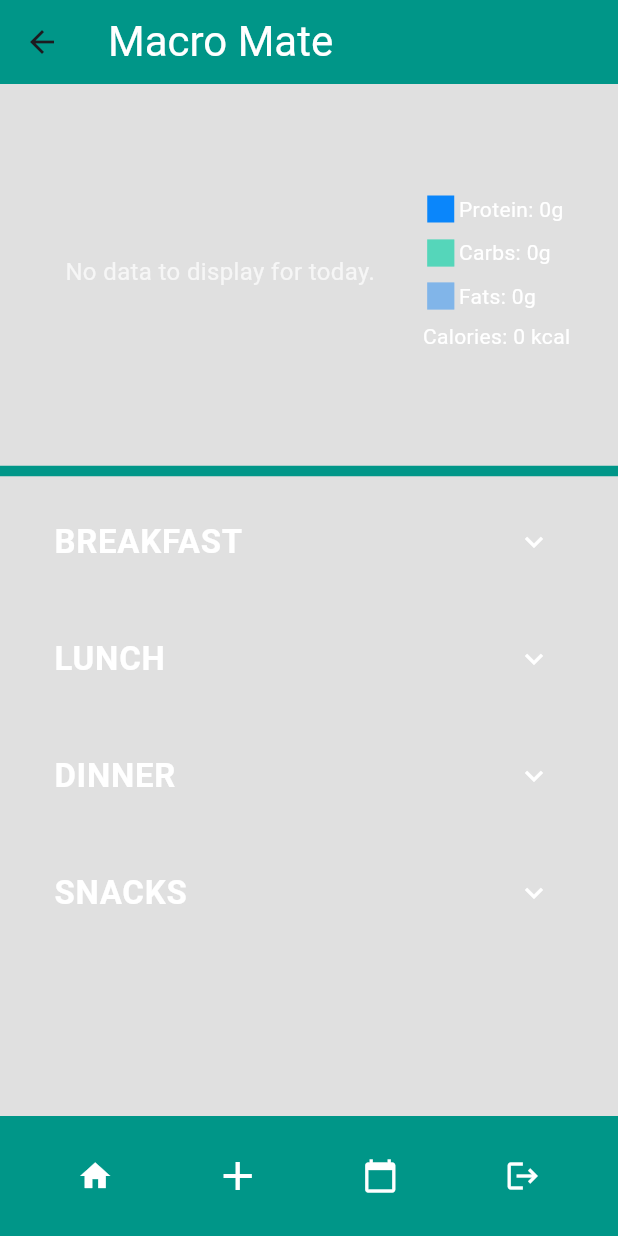
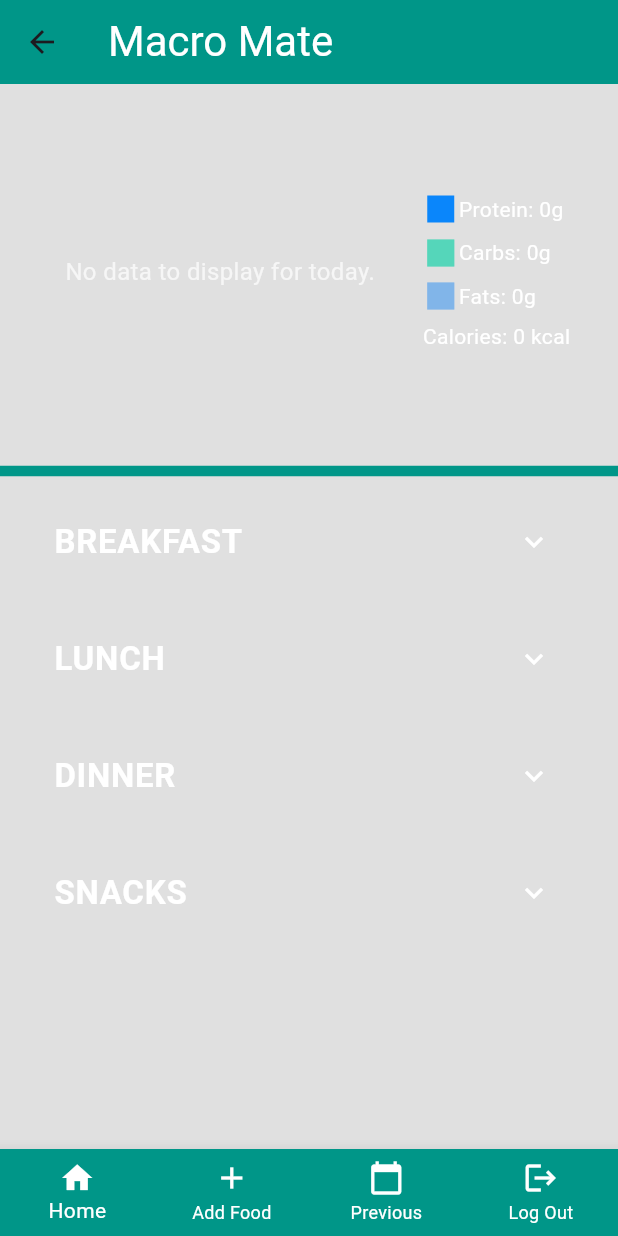
Before and after one commit to ajosorio/Calorie-Tracker-Project, a Flutter app: the HomeScreen screen opened directly, on a phone screen of 412 x 824 dp. Run offline on Flutter 3.47's test engine with Material 3 defaults, Android fonts, the phone set to English and light mode, and no system bars; our stand-ins replace cloud_firestore, firebase_auth, firebase_core, pie_chart; accounts and stored records are empty.

Commit message:
changed bottom nav bar and fixed bug with snacks

```diff
--- a/calorie_tracker_app/lib/add_food_screen.dart
+++ b/calorie_tracker_app/lib/add_food_screen.dart
@@ -159,7 +159,7 @@ class _AddFoodScreenState extends State<AddFoodScreen> {
                             ),
                           ),
                           DropdownMenuItem(
-                            value: "Snack",
+                            value: "Snacks",
                             child: Text(
                               "Snack",
                               style: TextStyle(
--- a/calorie_tracker_app/lib/main.dart
+++ b/calorie_tracker_app/lib/main.dart
@@ -55,6 +55,15 @@ class HomeScreen extends StatefulWidget {
 }
 
 class _HomeScreenState extends State<HomeScreen> {
+  int _selectedIndex = 0;
+
+  final List<Widget> _pages = <Widget>[
+    const HomeScreen(),
+    const AddFoodScreen(),
+    const PreviouslyLoggedDaysScreen(),
+    const LoginScreen()
+  ];
+
   List<Meal> meals = [
     Meal("Breakfast", []),
     Meal("Lunch", []),
@@ -195,14 +204,18 @@ class _HomeScreenState extends State<HomeScreen> {
 
     return Scaffold(
       backgroundColor: Colors.black12,
-      appBar: AppBar(
+      appBar: _selectedIndex == 0
+          ? AppBar(
               title: const Text(
                 "Macro Mate",
                 style: TextStyle(color: Colors.white, fontSize: 28),
               ),
               backgroundColor: Colors.teal,
-      ),
-      body: ListView(
+            )
+          : null,
+      // show different screen depending on selectedIndex
+      body: _selectedIndex == 0
+          ? ListView(
               children: [
                 Column(
                   mainAxisAlignment: MainAxisAlignment.spaceAround,
@@ -262,7 +275,8 @@ class _HomeScreenState extends State<HomeScreen> {
                               Row(
                                 children: [
                                   const Icon(Icons.square,
-                                color: Color.fromARGB(255, 129, 181, 233)),
+                                      color:
+                                          Color.fromARGB(255, 129, 181, 233)),
                                   Text(
                                     "Fats: ${totalFats.toInt()}g",
                                     style: const TextStyle(
@@ -296,52 +310,124 @@ class _HomeScreenState extends State<HomeScreen> {
                   ],
                 ),
               ],
+            )
+          : _selectedIndex == 1
+              ? const AddFoodScreen()
+              : _selectedIndex == 2
+                  ? const PreviouslyLoggedDaysScreen()
+                  : const LoginScreen(),
+
+      // bottom nav bar with icons
+      bottomNavigationBar: _selectedIndex == 0
+          ? BottomNavigationBar(
+              backgroundColor: Colors.teal,
+              selectedLabelStyle: const TextStyle(color: Colors.white),
+              unselectedLabelStyle: const TextStyle(color: Colors.white),
+              items: const [
+                BottomNavigationBarItem(
+                  icon: Icon(Icons.home, color: Colors.white),
+                  label: "Home",
                 ),
-      // bottom nav bar with icons
-      bottomNavigationBar: BottomAppBar(
-        color: Colors.teal,
-        child: Row(
-          mainAxisAlignment: MainAxisAlignment.spaceAround,
-          children: [
-            IconButton(
-                icon: const Icon(
-                  Icons.home,
-                  color: Colors.white,
+                BottomNavigationBarItem(
+                  icon: Icon(Icons.add, color: Colors.white),
+                  label: "Add Food",
                 ),
-                onPressed: () {}),
-            IconButton(
-              icon: const Icon(Icons.add, color: Colors.white, size: 32),
-              onPressed: () {
+                BottomNavigationBarItem(
+                  icon: Icon(Icons.calendar_today, color: Colors.white),
+                  label: "Previous",
+                ),
+                BottomNavigationBarItem(
+                  icon: Icon(Icons.logout, color: Colors.white),
+                  label: "Log Out",
+                ),
+              ],
+              currentIndex: _selectedIndex,
+              selectedItemColor: Colors.white,
+              unselectedItemColor: Colors.white,
+              onTap: (value) async {
+                if (value == 3) {
+                  // Log out
+                  await FirebaseAuth.instance.signOut();
+                  if (context.mounted) {
+                    Navigator.pushAndRemoveUntil(
+                      context,
+                      MaterialPageRoute(
+                          builder: (context) => const LoginScreen()),
+                      (route) => false,
+                    );
+                  }
+                } else if (value == 1) {
+                  // Go to Add Food screen, then refresh on return
                   Navigator.of(context)
                       .push(MaterialPageRoute(
-                      builder: (context) => const AddFoodScreen(),
-                    ))
-                    .then((_) => fetchFoods());
-              },
-            ),
-            IconButton(
-              icon: const Icon(Icons.calendar_today, color: Colors.white),
-              onPressed: () {
+                          builder: (context) => const AddFoodScreen()))
+                      .then((_) async {
+                    await intializeMealsAndFetchFoods();
+                    setState(() {
+                      _selectedIndex = 0;
+                    });
+                  });
+                } else if (value == 2) {
+                  // Push Previous Meals screen
                   Navigator.of(context).push(
                     MaterialPageRoute(
                       builder: (context) => const PreviouslyLoggedDaysScreen(),
                     ),
                   );
+                } else {
+                  setState(() => _selectedIndex = value);
+                }
               },
-            ),
-            IconButton(
-              icon: const Icon(Icons.logout, color: Colors.white),
-              onPressed: () {
-                Navigator.of(context).push(
-                  MaterialPageRoute(
-                    builder: (context) => const LoginScreen(),
-                  ),
-                );
-              },
-            ),
-          ],
-        ),
-      ),
+              type: BottomNavigationBarType.fixed,
+            )
+          : null,
     );
   }
 }
+
+        // color: Colors.teal,
+        // child: Row(
+        // mainAxisAlignment: MainAxisAlignment.spaceAround,
+        // children: [
+        //   IconButton(
+        //       icon: const Icon(
+        //         Icons.home,
+        //         color: Colors.white,
+        //       ),
+        //       onPressed: () {}),
+        //   IconButton(
+        //     icon: const Icon(Icons.add, color: Colors.white, size: 32),
+        //     onPressed: () {
+        //       Navigator.of(context)
+        //           .push(MaterialPageRoute(
+        //             builder: (context) => const AddFoodScreen(),
+        //           ))
+        //           .then((_) => fetchFoods());
+        //     },
+        //   ),
+        //   IconButton(
+        //     icon: const Icon(Icons.calendar_today, color: Colors.white),
+        //     onPressed: () {
+        //       Navigator.of(context).push(
+        //         MaterialPageRoute(
+        //           builder: (context) => const PreviouslyLoggedDaysScreen(),
+        //         ),
+        //       );
+        //     },
+        //   ),
+        //   IconButton(
+        //     icon: const Icon(Icons.logout, color: Colors.white),
+        //     onPressed: () {
+        //       Navigator.of(context).push(
+        //         MaterialPageRoute(
+        //           builder: (context) => const LoginScreen(),
+        //         ),
+        //       );
+        //     },
+        //   ),
+        //],
+        //),
+//       ),
+//     );
+//   }
+// }
```
Lines whose indentation alone changed are shown as unchanged.
